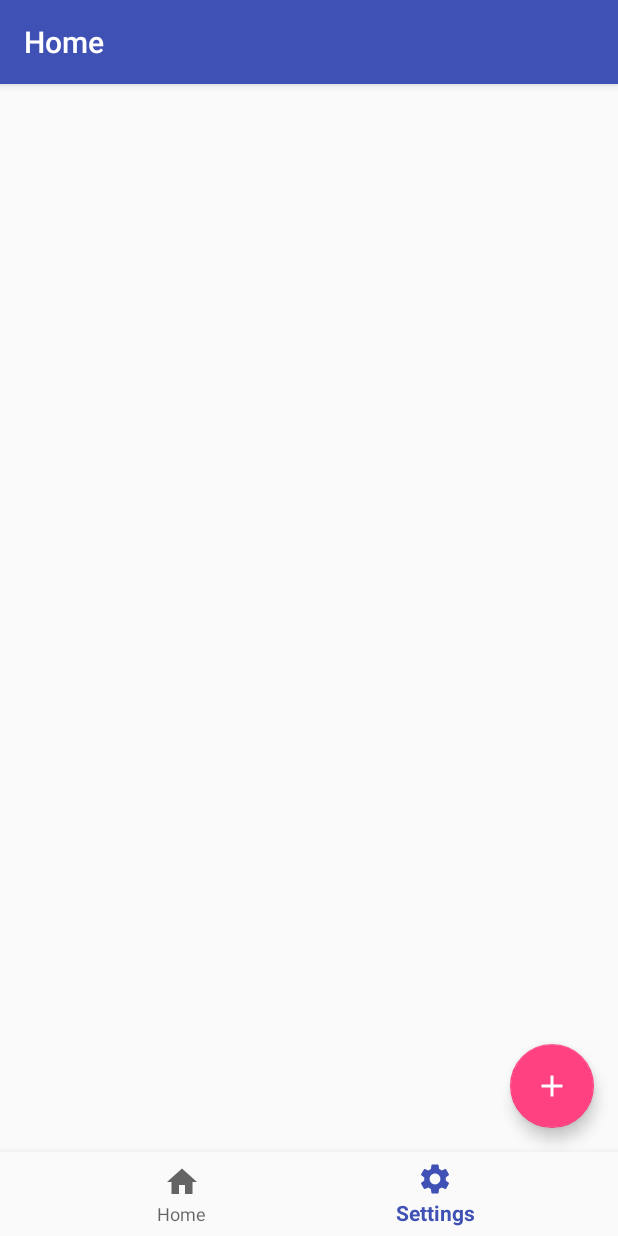
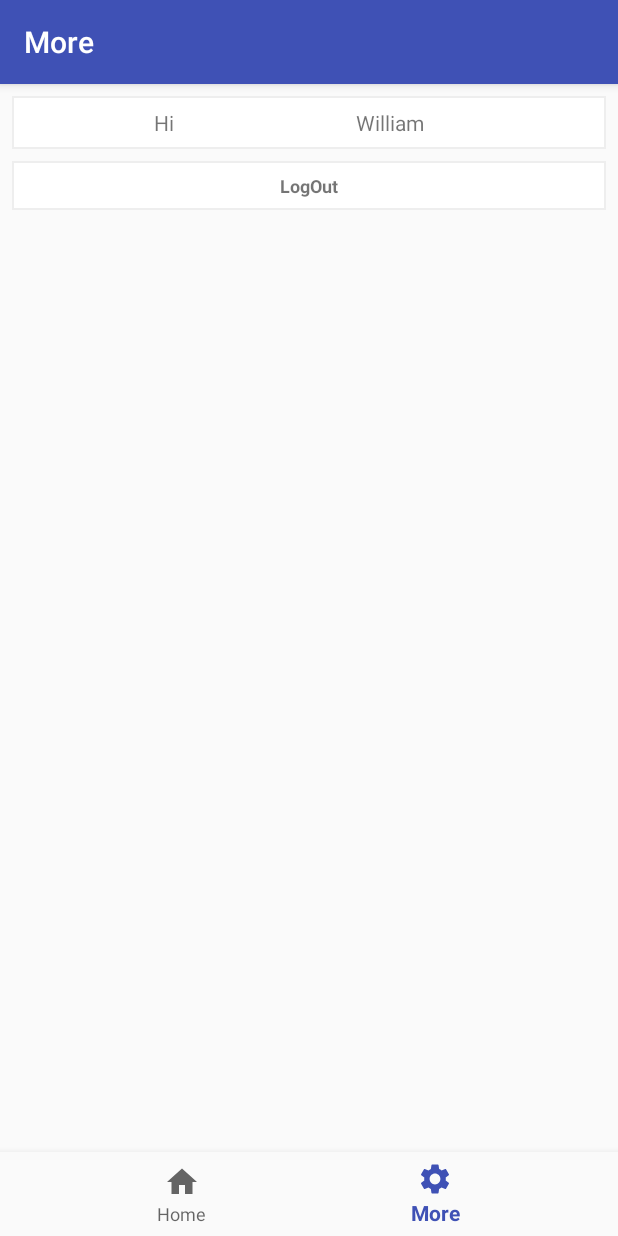
Before and after one commit to william30101/IOT-Loopback-Android, an Android app: the HomeActivity screen opened directly, with no data from a screen before it, item 2 of the bottom bar chosen, on a phone screen of 412 x 824 dp. Run offline under Robolectric (Android 15) with nearby library versions, the phone set to English and light mode, and no system bars; our stand-ins replace data binding; 4 statements that could not run were skipped.

Commit message:
Add more page

```diff
--- a/app/src/main/java/iotdevice/com/iotDevice/chart/ChartAdapter.kt
+++ b/app/src/main/java/iotdevice/com/iotDevice/chart/ChartAdapter.kt
@@ -7,6 +7,7 @@ import android.support.v7.widget.RecyclerView
 import android.view.LayoutInflater
 import android.view.View
 import android.view.ViewGroup
+import iotdevice.com.iotDevice.common.RecycleViewListener
 import iotdevice.com.iot_device.R
 import iotdevice.com.iot_device.databinding.LayoutChartHeaderBinding
 import iotdevice.com.iot_device.databinding.LayoutImageChartListBinding
@@ -14,7 +15,7 @@ import org.jetbrains.anko.AnkoLogger
 
 class ChartAdapter(val context: Context, val chartViewModel: ChartViewModel, val charItemList: List<ChartListItem>): RecyclerView.Adapter<RecyclerView.ViewHolder>(), View.OnClickListener, AnkoLogger {
 
-    var listener: ChartListener? = null
+    var listener: RecycleViewListener? = null
 
     override fun onCreateViewHolder(parent: ViewGroup, viewType: Int): RecyclerView.ViewHolder {
         when(viewType) {
@@ -32,7 +33,7 @@ class ChartAdapter(val context: Context, val chartViewModel: ChartViewModel, val
         return charItemList.size + 1
     }
 
-    fun setChartListener(listener: ChartListener) {
+    fun setChartListener(listener: RecycleViewListener) {
         this.listener = listener
     }
 
@@ -64,7 +65,7 @@ class ChartAdapter(val context: Context, val chartViewModel: ChartViewModel, val
         bundle.putLong("deviceId", chartListItem.deviceId)
         bundle.putString("itemTitle", chartListItem.title)
 
-        listener?.onChartClick(bundle)
+        listener?.onClick(bundle)
     }
 
     inner class ItemViewHolder(val context: Context, itemView: View): RecyclerView.ViewHolder(itemView) {
--- a/app/src/main/java/iotdevice/com/iotDevice/chart/ChartFragment.kt
+++ b/app/src/main/java/iotdevice/com/iotDevice/chart/ChartFragment.kt
@@ -9,6 +9,7 @@ import android.view.LayoutInflater
 import android.view.View
 import android.view.ViewGroup
 import iotdevice.com.iotDevice.common.ChartUtils
+import iotdevice.com.iotDevice.common.RecycleViewListener
 import iotdevice.com.iotDevice.draw.BarChartFragment
 import iotdevice.com.iot_device.R
 import kotlinx.android.synthetic.main.fragment_chart.*
@@ -16,7 +17,7 @@ import org.jetbrains.anko.AnkoLogger
 import org.jetbrains.anko.info
 
 
-class ChartFragment: Fragment(), AnkoLogger, ChartListener {
+class ChartFragment: Fragment(), AnkoLogger, RecycleViewListener {
 
 
     private lateinit  var chartAdapter: ChartAdapter
@@ -75,7 +76,7 @@ class ChartFragment: Fragment(), AnkoLogger, ChartListener {
         chartViewModel.fetchHeaderItem(deviceId)
     }
 
-    override fun onChartClick(bundle: Bundle) {
+    override fun onClick(bundle: Bundle) {
         val barChartFragment = BarChartFragment()
         ChartUtils.transmitFragment(fragmentManager, barChartFragment, bundle)
     }
--- a/app/src/main/java/iotdevice/com/iotDevice/chart/ChartListener.kt
+++ /dev/null
@@ -1,7 +0,0 @@
-package iotdevice.com.iotDevice.chart
-
-import android.os.Bundle
-
-interface ChartListener {
-    fun onChartClick(bundle: Bundle)
-}
--- /dev/null
+++ b/app/src/main/java/iotdevice/com/iotDevice/common/RecycleViewListener.kt
@@ -0,0 +1,7 @@
+package iotdevice.com.iotDevice.common
+
+import android.os.Bundle
+
+interface RecycleViewListener {
+    fun onClick(bundle: Bundle)
+}
--- a/app/src/main/java/iotdevice/com/iotDevice/home/HomeActivity.kt
+++ b/app/src/main/java/iotdevice/com/iotDevice/home/HomeActivity.kt
@@ -5,6 +5,7 @@ import android.support.design.widget.BottomNavigationView
 import android.support.v4.app.FragmentManager
 import android.support.v4.app.FragmentTransaction
 import iotdevice.com.iotDevice.common.BaseActivity
+import iotdevice.com.iotDevice.more.MoreFragment
 import iotdevice.com.iot_device.R
 import kotlinx.android.synthetic.main.activity_home.*
 import org.jetbrains.anko.AnkoLogger
@@ -14,7 +15,7 @@ class HomeActivity : BaseActivity(), AnkoLogger {
     val manager = supportFragmentManager
 
     enum class FragmentType {
-        Home, Settings
+        Home, More
     }
 
     private val mOnNavigationItemSelectedListener = BottomNavigationView.OnNavigationItemSelectedListener { item ->
@@ -23,7 +24,8 @@ class HomeActivity : BaseActivity(), AnkoLogger {
                 changeFragmentTo(FragmentType.Home)
                 return@OnNavigationItemSelectedListener true
             }
-            R.id.navigation_settings -> {
+            R.id.navigation_more -> {
+                changeFragmentTo(FragmentType.More)
                 return@OnNavigationItemSelectedListener true
             }
         }
@@ -34,7 +36,7 @@ class HomeActivity : BaseActivity(), AnkoLogger {
         val transaction = manager.beginTransaction()
         when(type) {
             FragmentType.Home -> {
-                if (manager.fragments.isEmpty() || !manager.findFragmentByTag("Home").isVisible) {
+                if (manager.fragments.isEmpty() || manager.findFragmentByTag("Home")?.isVisible != true) {
                     title = "Home"
 
                     // Remove entire back stack when user pressed home button.
@@ -44,19 +46,18 @@ class HomeActivity : BaseActivity(), AnkoLogger {
                     commitFragment(transaction)
                 }
             }
+            FragmentType.More -> {
+                if (manager.fragments.isEmpty() || manager.findFragmentByTag("More")?.isVisible != true) {
+                    title = "More"
 
-            // TODO: Should Add user info fragment
-
-//            FragmentType.Notification -> {
-//                val notificationFragment = NotificationDashboard()
-//                transaction.replace(R.id.baseFragment, notificationFragment)
-//            }
-
-            else -> {
-
+                    // Remove entire back stack when user pressed home button.
+                    manager.popBackStack(null, FragmentManager.POP_BACK_STACK_INCLUSIVE)
+                    val moreFragment = MoreFragment()
+                    transaction.replace(R.id.baseFragment, moreFragment, "More")
+                    commitFragment(transaction)
+                }
             }
         }
-
     }
 
     fun commitFragment(transaction: FragmentTransaction) {
--- /dev/null
+++ b/app/src/main/java/iotdevice/com/iotDevice/more/MoreAdapter.kt
@@ -0,0 +1,89 @@
+package iotdevice.com.iotDevice.more
+
+import android.content.Context
+import android.os.Bundle
+import android.support.v7.widget.RecyclerView
+import android.view.LayoutInflater
+import android.view.View
+import android.view.ViewGroup
+import iotdevice.com.iotDevice.common.RecycleViewListener
+import iotdevice.com.iot_device.R
+import iotdevice.com.iot_device.databinding.LayoutMoreHeaderBinding
+import iotdevice.com.iot_device.databinding.LayoutMoreListItemBinding
+
+class MoreAdapter(private val context: Context, private val userName: String): RecyclerView.Adapter<RecyclerView.ViewHolder>(), View.OnClickListener {
+
+    val itemList: MutableList<String> = mutableListOf()
+    var listener: RecycleViewListener? = null
+
+    override fun onCreateViewHolder(parent: ViewGroup, viewType: Int): RecyclerView.ViewHolder {
+        when(viewType) {
+            ITEM_VIEW_TYPE_HEADER -> {
+                return HeaderViewHolder(parent.context, LayoutInflater.from(context).inflate(R.layout.layout_more_header,parent, false))
+            }
+            ITEM_VIEW_TYPE_ITEM -> {
+                return ItemViewHolder(parent.context, LayoutInflater.from(context).inflate(R.layout.layout_more_list_item,parent, false))
+            }
+        }
+        throw IllegalArgumentException("Invalid item type")
+    }
+
+    override fun getItemCount(): Int {
+        return itemList.size + 1
+    }
+
+    override fun onBindViewHolder(holder: RecyclerView.ViewHolder?, position: Int) {
+
+        when(holder) {
+            is HeaderViewHolder -> {
+                holder.bindHeaderList(userName)
+            }
+            is ItemViewHolder -> {
+                val itemVal = itemList[position - 1]
+                holder.itemView.tag =  itemVal
+                holder.itemView.setOnClickListener(this)
+                holder.bindList(itemVal)
+            }
+        }
+    }
+
+    override fun getItemViewType(position: Int): Int {
+        return if (position == 0) ITEM_VIEW_TYPE_HEADER else ITEM_VIEW_TYPE_ITEM
+    }
+
+    override fun onClick(v: View?) {
+        v?.let {
+            val clickItem = it.tag as String
+            val bundle = Bundle()
+            bundle.putString("clickItemString", clickItem)
+            listener?.onClick(bundle)
+        }
+    }
+
+    inner class ItemViewHolder(context: Context, itemView: View) : RecyclerView.ViewHolder(itemView) {
+        private var binding = LayoutMoreListItemBinding.bind(itemView)
+
+        fun bindList(itemVal: String) {
+
+            binding.run {
+                listItemName.text = itemVal
+            }
+        }
+    }
+
+    inner class HeaderViewHolder(context: Context, headerView: View) : RecyclerView.ViewHolder(headerView) {
+        private var binding = LayoutMoreHeaderBinding.bind(headerView)
+
+        fun bindHeaderList(itemVal: String) {
+
+            binding.run {
+                userNameTextView.text = itemVal
+            }
+        }
+    }
+
+    companion object {
+        private val ITEM_VIEW_TYPE_HEADER = 0
+        private val ITEM_VIEW_TYPE_ITEM = 1
+    }
+}
--- /dev/null
+++ b/app/src/main/java/iotdevice/com/iotDevice/more/MoreFragment.kt
@@ -0,0 +1,45 @@
+package iotdevice.com.iotDevice.more
+
+
+import android.os.Bundle
+import android.support.v4.app.Fragment
+import android.support.v7.widget.GridLayoutManager
+import android.view.LayoutInflater
+import android.view.View
+import android.view.ViewGroup
+import iotdevice.com.iotDevice.chart.GridLayoutDivider
+import iotdevice.com.iotDevice.common.RecycleViewListener
+import iotdevice.com.iot_device.R
+import kotlinx.android.synthetic.main.fragment_more.*
+import org.jetbrains.anko.AnkoLogger
+import org.jetbrains.anko.info
+
+class MoreFragment: Fragment(), RecycleViewListener, AnkoLogger {
+
+    private val moreItemList = mutableListOf("LogOut")
+    val userName: String = "William"
+
+    override fun onCreateView(inflater: LayoutInflater?, container: ViewGroup?, savedInstanceState: Bundle?): View {
+        return inflater!!.inflate(R.layout.fragment_more, container, false)
+    }
+
+    override fun onViewCreated(view: View?, savedInstanceState: Bundle?) {
+        super.onViewCreated(view, savedInstanceState)
+
+        val moreAdapter = MoreAdapter(activity, userName)
+        moreAdapter.itemList.addAll(moreItemList)
+        moreAdapter.listener = this
+
+        val spacingInPixels = resources.getDimensionPixelSize(R.dimen.recycle_dimen)
+        more_recyclew_view.addItemDecoration(GridLayoutDivider(1, spacingInPixels, true, 1))
+
+        val manager = GridLayoutManager(context, 1)
+
+        more_recyclew_view.layoutManager = manager
+        more_recyclew_view.adapter = moreAdapter
+    }
+
+    override fun onClick(bundle: Bundle) {
+        info { "data is : $bundle" }
+    }
+}
--- /dev/null
+++ b/app/src/main/res/layout/fragment_more.xml
@@ -0,0 +1,13 @@
+<?xml version="1.0" encoding="utf-8"?>
+<android.support.constraint.ConstraintLayout
+    xmlns:android="http://schemas.android.com/apk/res/android"
+    xmlns:app="http://schemas.android.com/apk/res-auto"
+    android:layout_width="match_parent"
+    android:layout_height="match_parent">
+
+    <android.support.v7.widget.RecyclerView
+        android:id="@+id/more_recyclew_view"
+        android:layout_width="match_parent"
+        android:layout_height="match_parent"/>
+
+</android.support.constraint.ConstraintLayout>
--- /dev/null
+++ b/app/src/main/res/layout/layout_more_header.xml
@@ -0,0 +1,45 @@
+<?xml version="1.0" encoding="utf-8"?>
+
+<layout
+    xmlns:android="http://schemas.android.com/apk/res/android"
+    xmlns:app="http://schemas.android.com/apk/res-auto"
+    xmlns:tools="http://schemas.android.com/tools">
+
+    <data>
+
+    </data>
+
+    <android.support.constraint.ConstraintLayout
+        android:layout_width="match_parent"
+        android:layout_height="wrap_content"
+        android:background="@drawable/border_quadrangle">
+
+        <TextView
+            android:id="@+id/userTitleTextView"
+            android:layout_width="wrap_content"
+            android:layout_height="wrap_content"
+            android:layout_marginBottom="8dp"
+            android:layout_marginEnd="8dp"
+            android:layout_marginStart="16dp"
+            android:layout_marginTop="8dp"
+            android:text="@string/more_title"
+            app:layout_constraintBottom_toBottomOf="parent"
+            app:layout_constraintEnd_toEndOf="parent"
+            app:layout_constraintHorizontal_bias="0.219"
+            app:layout_constraintStart_toStartOf="parent"
+            app:layout_constraintTop_toTopOf="parent" />
+
+        <TextView
+            android:id="@+id/userNameTextView"
+            android:layout_width="wrap_content"
+            android:layout_height="wrap_content"
+            android:layout_marginEnd="8dp"
+            android:layout_marginStart="8dp"
+            android:layout_marginBottom="8dp"
+            tools:text="userName"
+            app:layout_constraintEnd_toEndOf="parent"
+            app:layout_constraintStart_toEndOf="@+id/userTitleTextView"
+            app:layout_constraintTop_toTopOf="@+id/userTitleTextView" />
+    </android.support.constraint.ConstraintLayout>
+
+</layout>
--- /dev/null
+++ b/app/src/main/res/layout/layout_more_list_item.xml
@@ -0,0 +1,34 @@
+<?xml version="1.0" encoding="utf-8"?>
+<layout
+    xmlns:tools="http://schemas.android.com/tools"
+    xmlns:android="http://schemas.android.com/apk/res/android"
+    xmlns:app="http://schemas.android.com/apk/res-auto">
+
+    <data>
+
+    </data>
+
+    <android.support.constraint.ConstraintLayout
+        android:layout_width="match_parent"
+        android:layout_height="wrap_content"
+        android:background="@drawable/border_quadrangle">
+
+        <TextView
+            android:id="@+id/listItemName"
+            android:layout_width="wrap_content"
+            android:layout_height="match_parent"
+            android:layout_marginBottom="8dp"
+            android:layout_marginEnd="8dp"
+            android:layout_marginStart="8dp"
+            android:layout_marginTop="8dp"
+            android:textSize="12sp"
+            android:textStyle="bold"
+            app:layout_constraintBottom_toBottomOf="parent"
+            app:layout_constraintEnd_toEndOf="parent"
+            app:layout_constraintStart_toStartOf="parent"
+            app:layout_constraintTop_toTopOf="parent"
+            tools:text="item_name" />
+
+    </android.support.constraint.ConstraintLayout>
+
+</layout>
--- a/app/src/main/res/menu/navigation.xml
+++ b/app/src/main/res/menu/navigation.xml
@@ -7,8 +7,8 @@
         android:title="@string/title_home" />
 
     <item
-        android:id="@+id/navigation_settings"
+        android:id="@+id/navigation_more"
         android:icon="@drawable/ic_settings"
-        android:title="@string/title_settings" />
+        android:title="@string/title_more" />
 
 </menu>
--- a/app/src/main/res/values/strings.xml
+++ b/app/src/main/res/values/strings.xml
@@ -3,7 +3,7 @@
     <string name="account_type">iotDevice</string>
     <string name="title_activity_home">HomeActivity</string>
     <string name="title_home">Home</string>
-    <string name="title_settings">Settings</string>
+    <string name="title_more">More</string>
     <string name="title_activity_main">MainActivity</string>
 
     <string name="boot_time">Boot Time</string>
@@ -23,4 +23,6 @@
     <string name="chart_list_title">Title</string>
     <string name="chart_list_description">description</string>
 
+    <string name="more_title">Hi</string>
+
 </resources>
```
